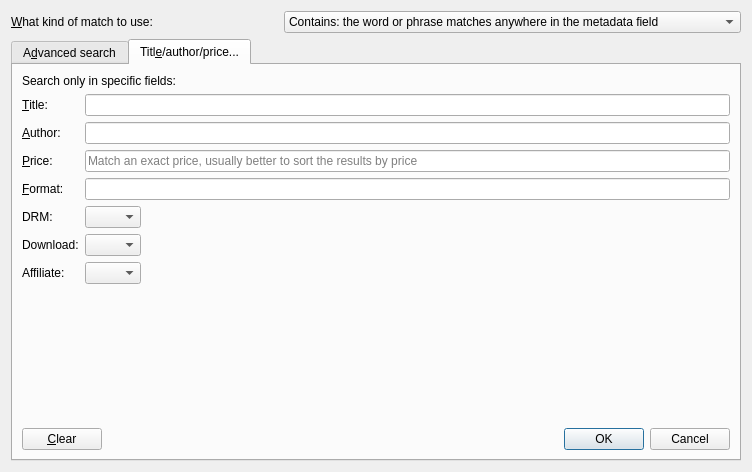
Before: the Qt Designer form src/calibre/gui2/store/search/adv_search_builder.ui in debian-calibre/calibre, drawn with Qt 5.
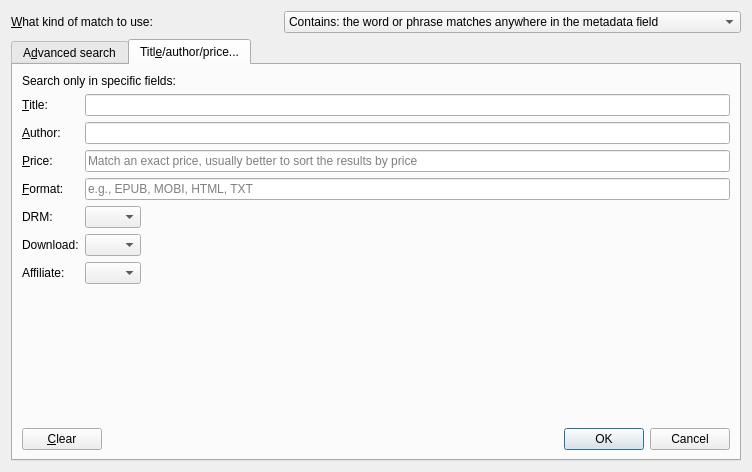
After: the same form once the commit is applied. The open tabs and pages were chosen to show the change. Icons and pictures are not drawn. Custom widgets are drawn as their Qt base class.

Diff of the .ui file:
```diff
--- a/src/calibre/gui2/store/search/adv_search_builder.ui
+++ b/src/calibre/gui2/store/search/adv_search_builder.ui
@@ -306,6 +306,9 @@
          </item>
          <item row="4" column="1">
           <widget class="QLineEdit" name="format_box">
+           <property name="placeholderText">
+            <string>e.g., EPUB, MOBI, HTML, TXT</string>
+           </property>
            <property name="clearButtonEnabled">
             <bool>true</bool>
            </property>
```
